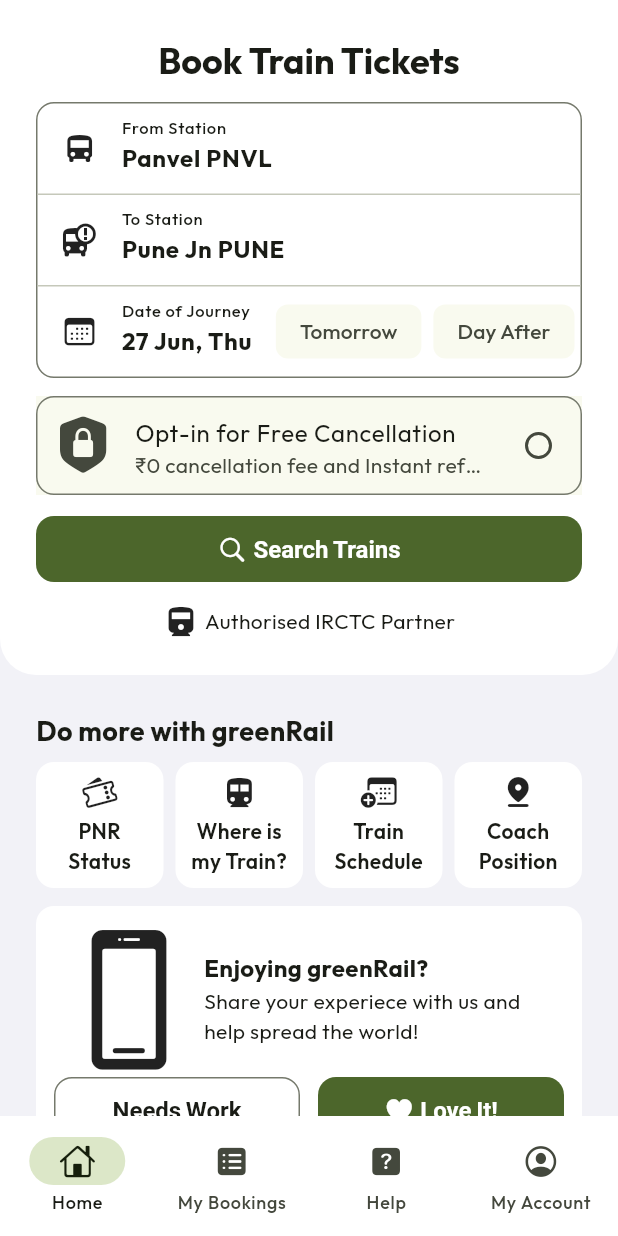
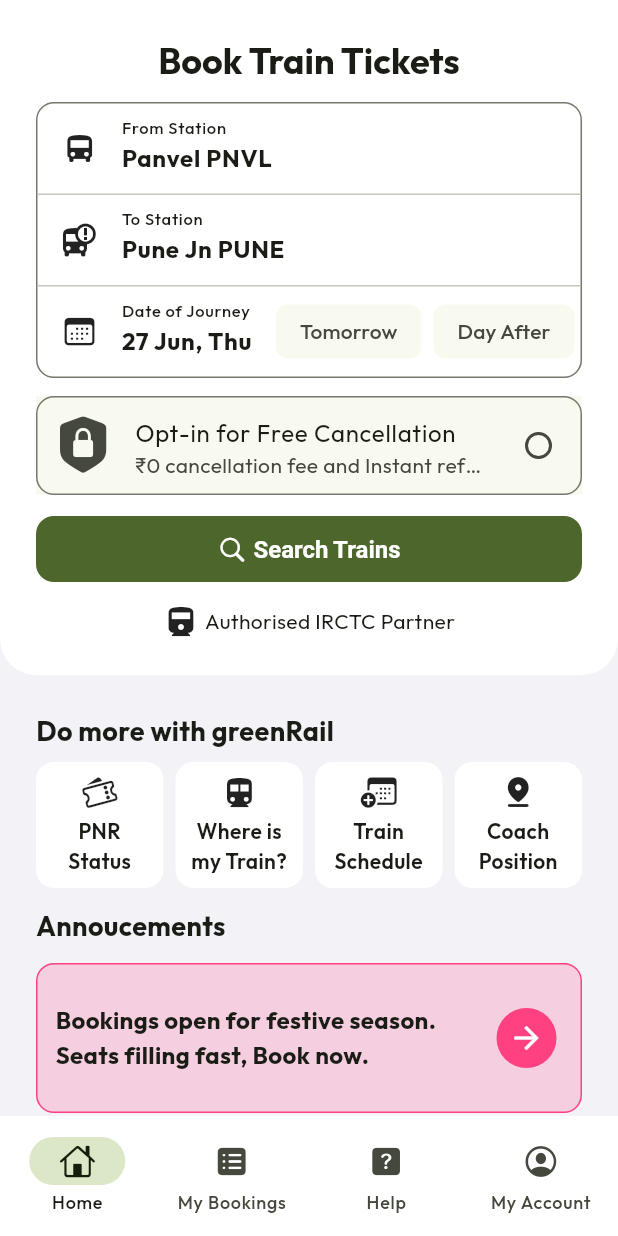
Before and after one commit to ShinobiKSAMA/GreenRail, a Flutter app: the screen it shows after launch, on a phone screen of 412 x 824 dp. Run offline on Flutter 3.47's test engine with Material 3 defaults, Android fonts, the phone set to English and light mode, and no system bars; our stand-ins replace flutter_riverpod, go_router, google_fonts, riverpod_annotation; generated files the repository leaves out were written again.

Commit message:
Annoucements Section

```diff
--- a/lib/main.dart
+++ b/lib/main.dart
@@ -4,6 +4,7 @@
 import 'package:greenrail/configs/router.dart';
 import 'package:google_fonts/google_fonts.dart';
 import 'package:greenrail/configs/theme/theme.dart';
+import 'package:greenrail/core/extensions/context_extension.dart';
 
 void main() {
   runApp(const ProviderScope(child: MainApp()));
@@ -24,7 +25,8 @@
       theme: ThemeData(
         colorScheme: MaterialTheme.lightScheme(),
         fontFamily: GoogleFonts.outfit().fontFamily,
-        scaffoldBackgroundColor: CupertinoColors.systemGroupedBackground,
+        // scaffoldBackgroundColor: CupertinoColors.systemGroupedBackground,
+        scaffoldBackgroundColor: context.colorScheme.surfaceContainerLowest,
         navigationBarTheme: const NavigationBarThemeData(backgroundColor: CupertinoColors.secondarySystemGroupedBackground),
         appBarTheme: const AppBarTheme(elevation: 0),
         pageTransitionsTheme: const PageTransitionsTheme(
--- a/lib/presenation/screens/home_screen.dart
+++ b/lib/presenation/screens/home_screen.dart
@@ -1,4 +1,6 @@
+import 'package:flutter/cupertino.dart';
 import 'package:flutter/material.dart';
+import 'package:greenrail/presenation/widgets/home/annoucement_section.dart';
 import 'package:greenrail/presenation/widgets/home/home.dart';
 import 'package:greenrail/presenation/widgets/home/more_section.dart';
 import 'package:greenrail/presenation/widgets/home/search_section.dart';
@@ -10,11 +12,14 @@
   Widget build(BuildContext context) {
     return SafeArea(
       child: Scaffold(
+        backgroundColor: CupertinoColors.systemGroupedBackground,
         body: ListView(
           children: const [
             SearchSection(),
             SizedBox(height: 24),
             MoreSection(),
+            SizedBox(height: 12),
+            AnnoucementSection(),
             SizedBox(height: 12),
             FeedbackSection(),
             SizedBox(height: 12),
--- a/lib/presenation/screens/my_booking_screen.dart
+++ b/lib/presenation/screens/my_booking_screen.dart
@@ -11,6 +11,7 @@
     return SafeArea(
       minimum: const EdgeInsets.symmetric(horizontal: 24),
       child: Scaffold(
+        // backgroundColor: CupertinoColors.systemGroupedBackground,
         body: Column(
           crossAxisAlignment: CrossAxisAlignment.stretch,
           children: [
--- /dev/null
+++ b/lib/presenation/widgets/home/annoucement_section.dart
@@ -0,0 +1,72 @@
+import 'package:flutter/material.dart';
+
+class AnnoucementSection extends StatelessWidget {
+  const AnnoucementSection({
+    super.key,
+  });
+
+  @override
+  Widget build(BuildContext context) {
+    return Column(
+      crossAxisAlignment: CrossAxisAlignment.stretch,
+      mainAxisSize: MainAxisSize.min,
+      children: [
+        const Padding(
+          padding: EdgeInsets.symmetric(horizontal: 24),
+          child: Text(
+            "Annoucements",
+            style: TextStyle(fontSize: 18, fontWeight: FontWeight.bold),
+          ),
+        ),
+        SizedBox(
+          height: 124,
+          child: PageView(
+            scrollDirection: Axis.horizontal,
+            children: const [
+              AnnoucementTile(color: Colors.pinkAccent),
+              AnnoucementTile(color: Colors.orange),
+              AnnoucementTile(color: Colors.indigo),
+            ],
+          ),
+        )
+      ],
+    );
+  }
+}
+
+class AnnoucementTile extends StatelessWidget {
+  const AnnoucementTile({
+    super.key,
+    required this.color,
+  });
+
+  final Color color;
+
+  @override
+  Widget build(BuildContext context) {
+    return Container(
+      margin: const EdgeInsets.symmetric(horizontal: 24, vertical: 12),
+      padding: const EdgeInsets.all(12),
+      decoration: BoxDecoration(
+        color: color.withOpacity(0.2),
+        borderRadius: BorderRadius.circular(12),
+        border: Border.all(width: 1, color: color)
+      ),
+      child: Row(
+        children: [
+          const Expanded(
+            child: Text(
+              "Bookings open for festive season. Seats filling fast, Book now.",
+              style: TextStyle(fontSize: 16, fontWeight: FontWeight.bold),
+            ),
+          ),
+          IconButton.filled(
+            onPressed: () {},
+            icon: const Icon(Icons.arrow_forward),
+            style: IconButton.styleFrom(backgroundColor: color),
+          )
+        ],
+      ),
+    );
+  }
+}
```
